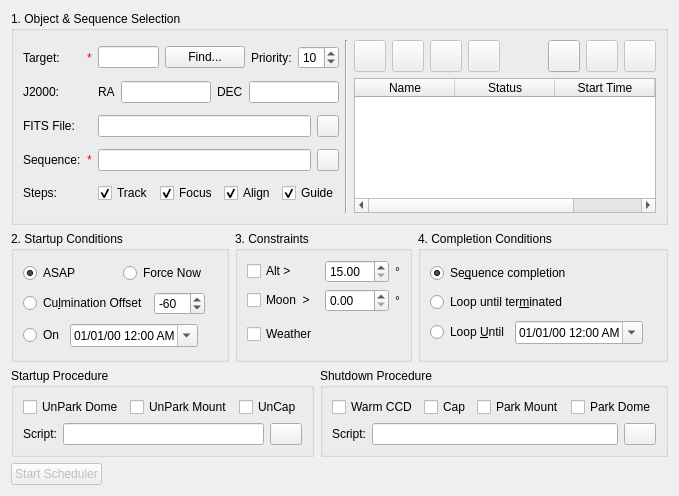
Above: kstars/ekos/scheduler.ui from KDE/kstars before the change. Below: the same form after it.
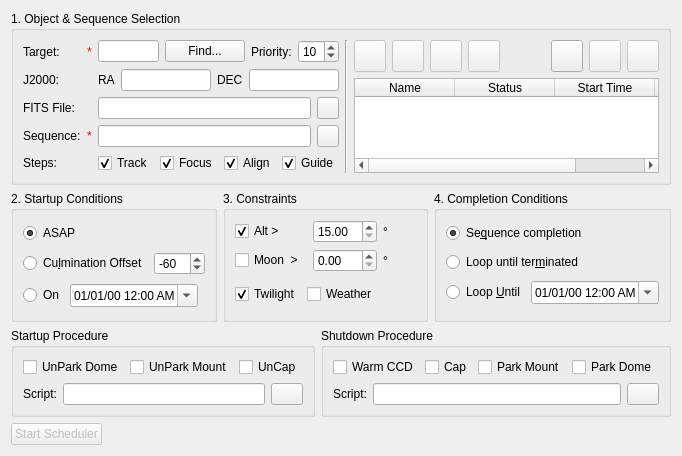
That is the form after the change. Custom widgets are drawn as their Qt base class.

Commit message: Adding option to disable twilight check allowing observatories to run before and after astronomical twilight darkness. Removing ForceNow option since it is no longer needed, the user can force scheduler to run now by adjusting constraints and steps. Makeing altitude constraint ON by default with 15 degrees minimum value.

```diff
--- a/kstars/ekos/scheduler.ui
+++ b/kstars/ekos/scheduler.ui
@@ -6,8 +6,8 @@
    <rect>
     <x>0</x>
     <y>0</y>
-    <width>622</width>
-    <height>496</height>
+    <width>649</width>
+    <height>436</height>
    </rect>
   </property>
   <layout class="QVBoxLayout" name="verticalLayout_4">
@@ -550,19 +550,6 @@
             </attribute>
            </widget>
           </item>
-          <item>
-           <widget class="QRadioButton" name="forceNowConditionR">
-            <property name="toolTip">
-             <string>Start the job now regardless of conditions and constraints. Constraints are ignored during the job execution.</string>
-            </property>
-            <property name="text">
-             <string>Force Now</string>
-            </property>
-            <attribute name="buttonGroup">
-             <string notr="true">startupButtonGroup</string>
-            </attribute>
-           </widget>
-          </item>
          </layout>
         </item>
         <item>
@@ -673,6 +660,9 @@
             <property name="text">
              <string>Alt &gt; </string>
             </property>
+            <property name="checked">
+             <bool>true</bool>
+            </property>
             <attribute name="buttonGroup">
              <string notr="true">constraintButtonGroup</string>
             </attribute>
@@ -729,6 +719,22 @@
         </item>
         <item>
          <layout class="QHBoxLayout" name="horizontalLayout_6">
+          <item>
+           <widget class="QCheckBox" name="twilightCheck">
+            <property name="toolTip">
+             <string>Jobs are only executed during astronomical twilight darkness period.</string>
+            </property>
+            <property name="text">
+             <string>Twilight</string>
+            </property>
+            <property name="checked">
+             <bool>true</bool>
+            </property>
+            <attribute name="buttonGroup">
+             <string notr="true">constraintButtonGroup</string>
+            </attribute>
+           </widget>
+          </item>
           <item>
            <widget class="QCheckBox" name="weatherCheck">
             <property name="toolTip">
```
Left out of the diff: 12 changed lines with no effect on the pictures. The commit also changes 4 other files.
